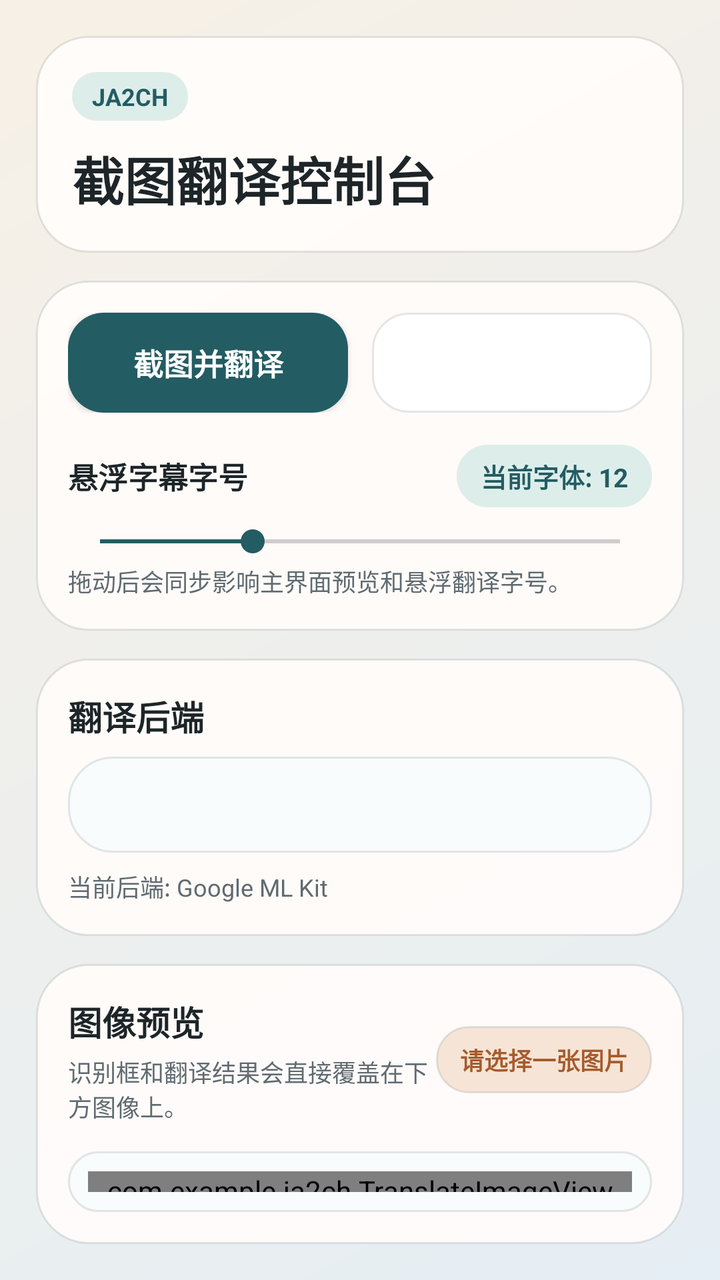
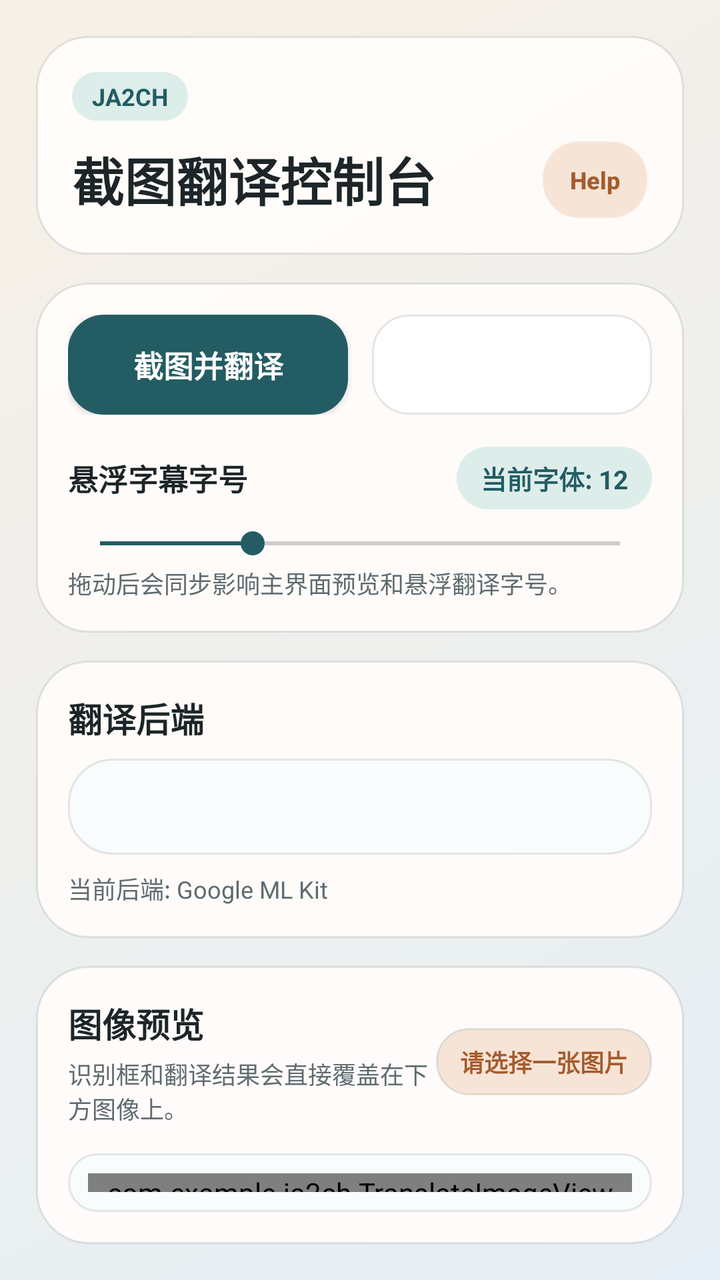

Screens rendered from an Android XML layout before and after an edit, with the pre-edit source and the edit as a unified diff.
<!-- AndroidManifest.xml: application theme Theme.JA2CH -->
<!-- res/layout/activity_main.xml -->
<?xml version="1.0" encoding="utf-8"?>
<LinearLayout xmlns:android="http://schemas.android.com/apk/res/android"
    android:id="@+id/rootLayout"
    android:layout_width="match_parent"
    android:layout_height="match_parent"
    android:background="@drawable/bg_activity_main"
    android:fitsSystemWindows="true"
    android:orientation="vertical"
    android:paddingStart="18dp"
    android:paddingTop="18dp"
    android:paddingEnd="18dp"
    android:paddingBottom="18dp">

    <LinearLayout
        android:id="@+id/topBar"
        android:layout_width="match_parent"
        android:layout_height="wrap_content"
        android:background="@drawable/bg_panel_card"
        android:elevation="2dp"
        android:orientation="vertical"
        android:padding="18dp">

        <TextView
            android:layout_width="wrap_content"
            android:layout_height="wrap_content"
            android:background="@drawable/bg_inline_chip"
            android:paddingStart="10dp"
            android:paddingTop="4dp"
            android:paddingEnd="10dp"
            android:paddingBottom="4dp"
            android:text="JA2CH"
            android:textColor="@color/brand_primary"
            android:textSize="12sp"
            android:textStyle="bold" />

        <TextView
            android:layout_width="match_parent"
            android:layout_height="wrap_content"
            android:layout_marginTop="10dp"
            android:text="截图翻译控制台"
            android:textColor="@color/ink_strong"
            android:textSize="26sp"
            android:textStyle="bold" />









    </LinearLayout>

    <LinearLayout
        android:layout_width="match_parent"
        android:layout_height="wrap_content"
        android:layout_marginTop="14dp"
        android:background="@drawable/bg_panel_card"
        android:elevation="2dp"
        android:orientation="vertical"
        android:padding="16dp">

        <LinearLayout
            android:layout_width="match_parent"
            android:layout_height="wrap_content"
            android:orientation="horizontal">

            <Button
                android:id="@+id/button"
                android:layout_width="0dp"
                android:layout_height="50dp"
                android:layout_weight="1"
                android:background="@drawable/bg_button_primary"
                android:text="截图并翻译"
                android:textAllCaps="false"
                android:textColor="@color/white"
                android:textSize="15sp"
                android:textStyle="bold" />

            <Space
                android:layout_width="12dp"
                android:layout_height="1dp" />

            <Button
                android:id="@+id/button2"
                android:layout_width="0dp"
                android:layout_height="50dp"
                android:layout_weight="1"
                android:background="@drawable/bg_button_secondary"
                android:backgroundTint="@null"
                android:text="开启悬浮窗"
                android:textAllCaps="false"
                android:textColor="@color/white"
                android:textSize="15sp"
                android:textStyle="bold" />

        </LinearLayout>

        <LinearLayout
            android:layout_width="match_parent"
            android:layout_height="wrap_content"
            android:layout_marginTop="16dp"
            android:gravity="center_vertical"
            android:orientation="horizontal">

            <TextView
                android:layout_width="0dp"
                android:layout_height="wrap_content"
                android:layout_weight="1"
                android:text="悬浮字幕字号"
                android:textColor="@color/ink_strong"
                android:textSize="15sp"
                android:textStyle="bold" />

            <TextView
                android:id="@+id/textView2"
                android:layout_width="wrap_content"
                android:layout_height="wrap_content"
                android:background="@drawable/bg_inline_chip"
                android:paddingStart="12dp"
                android:paddingTop="6dp"
                android:paddingEnd="12dp"
                android:paddingBottom="6dp"
                android:text="当前字体: 12"
                android:textColor="@color/brand_primary"
                android:textSize="13sp"
                android:textStyle="bold" />
        </LinearLayout>

        <SeekBar
            android:id="@+id/seekBar"
            android:layout_width="match_parent"
            android:layout_height="wrap_content"
            android:layout_marginTop="8dp"
            android:max="40"
            android:min="6"
            android:progress="16"
            android:progressTint="@color/brand_primary"
            android:thumbTint="@color/brand_primary" />

        <TextView
            android:layout_width="match_parent"
            android:layout_height="wrap_content"
            android:layout_marginTop="2dp"
            android:text="拖动后会同步影响主界面预览和悬浮翻译字号。"
            android:textColor="@color/ink_muted"
            android:textSize="12sp" />
    </LinearLayout>

    <LinearLayout
        android:layout_width="match_parent"
        android:layout_height="wrap_content"
        android:layout_marginTop="14dp"
        android:background="@drawable/bg_panel_card"
        android:elevation="2dp"
        android:orientation="vertical"
        android:padding="16dp">

        <TextView
            android:layout_width="match_parent"
            android:layout_height="wrap_content"
            android:text="翻译后端"
            android:textColor="@color/ink_strong"
            android:textSize="17sp"
            android:textStyle="bold" />

        <Spinner
            android:id="@+id/spinner"
            android:layout_width="match_parent"
            android:layout_height="48dp"
            android:layout_marginTop="8dp"
            android:background="@drawable/bg_preview_frame"
            android:paddingStart="12dp"
            android:paddingEnd="12dp"
            android:textColor="@color/ink_strong"
            android:popupBackground="@drawable/shape_for_custom_spinner" />

        <TextView
            android:id="@+id/textView3"
            android:layout_width="match_parent"
            android:layout_height="wrap_content"
            android:layout_marginTop="8dp"
            android:text="当前后端: Google ML Kit"
            android:textColor="@color/ink_muted"
            android:textSize="12sp" />
    </LinearLayout>

    <LinearLayout
        android:layout_width="match_parent"
        android:layout_height="0dp"
        android:layout_marginTop="14dp"
        android:layout_weight="1"
        android:background="@drawable/bg_panel_card"
        android:elevation="2dp"
        android:orientation="vertical"
        android:padding="16dp">

        <LinearLayout
            android:layout_width="match_parent"
            android:layout_height="wrap_content"
            android:gravity="center_vertical"
            android:orientation="horizontal">

            <LinearLayout
                android:layout_width="0dp"
                android:layout_height="wrap_content"
                android:layout_weight="1"
                android:orientation="vertical">

                <TextView
                    android:layout_width="wrap_content"
                    android:layout_height="wrap_content"
                    android:text="图像预览"
                    android:textColor="@color/ink_strong"
                    android:textSize="17sp"
                    android:textStyle="bold" />

                <TextView
                    android:layout_width="wrap_content"
                    android:layout_height="wrap_content"
                    android:layout_marginTop="4dp"
                    android:text="识别框和翻译结果会直接覆盖在下方图像上。"
                    android:textColor="@color/ink_muted"
                    android:textSize="12sp" />
            </LinearLayout>

            <TextView
                android:id="@+id/textView"
                android:layout_width="wrap_content"
                android:layout_height="wrap_content"
                android:background="@drawable/bg_status_badge"
                android:paddingStart="12dp"
                android:paddingTop="8dp"
                android:paddingEnd="12dp"
                android:paddingBottom="8dp"
                android:text="请选择一张图片"
                android:textColor="@color/brand_secondary"
                android:textSize="12sp"
                android:textStyle="bold" />
        </LinearLayout>

        <FrameLayout
            android:layout_width="match_parent"
            android:layout_height="0dp"
            android:layout_marginTop="14dp"
            android:layout_weight="1"
            android:background="@drawable/bg_preview_frame"
            android:padding="10dp">

            <com.example.ja2ch.TranslateImageView
                android:id="@+id/img_view"
                android:layout_width="match_parent"
                android:layout_height="match_parent" />
        </FrameLayout>
    </LinearLayout>

</LinearLayout>
<!-- resources referenced by this layout -->
<resources>
  <color name="brand_primary">#235C63</color>
  <color name="brand_secondary">#A55B2C</color>
  <color name="ink_muted">#5F6B70</color>
  <color name="ink_strong">#1D2528</color>
  <color name="white">#FFFFFFFF</color>
  <!-- drawable bg_activity_main (drawable) -->
  <?xml version="1.0" encoding="utf-8"?>
  <shape xmlns:android="http://schemas.android.com/apk/res/android"
      android:shape="rectangle">
      <gradient
          android:angle="315"
          android:endColor="@color/canvas_cool"
          android:startColor="@color/canvas_warm" />
  </shape>
  <!-- drawable bg_button_primary (drawable) -->
  <?xml version="1.0" encoding="utf-8"?>
  <shape xmlns:android="http://schemas.android.com/apk/res/android"
      android:shape="rectangle">
      <solid android:color="@color/brand_primary" />
      <corners android:radius="18dp" />
  </shape>
  <!-- drawable bg_button_secondary (drawable) -->
  <?xml version="1.0" encoding="utf-8"?>
  <shape xmlns:android="http://schemas.android.com/apk/res/android"
      android:shape="rectangle">
      <solid android:color="@color/white" />
      <corners android:radius="18dp" />
      <stroke
          android:width="1dp"
          android:color="@color/panel_stroke" />
  </shape>
  <!-- drawable bg_inline_chip (drawable) -->
  <?xml version="1.0" encoding="utf-8"?>
  <shape xmlns:android="http://schemas.android.com/apk/res/android"
      android:shape="rectangle">
      <solid android:color="@color/brand_primary_soft" />
      <corners android:radius="999dp" />
  </shape>
  <!-- drawable bg_panel_card (drawable) -->
  <?xml version="1.0" encoding="utf-8"?>
  <shape xmlns:android="http://schemas.android.com/apk/res/android"
      android:shape="rectangle">
      <solid android:color="@color/surface_panel" />
      <corners android:radius="26dp" />
      <stroke
          android:width="1dp"
          android:color="@color/panel_stroke" />
  </shape>
  <!-- drawable bg_preview_frame (drawable) -->
  <?xml version="1.0" encoding="utf-8"?>
  <shape xmlns:android="http://schemas.android.com/apk/res/android"
      android:shape="rectangle">
      <solid android:color="@color/preview_surface" />
      <corners android:radius="22dp" />
      <stroke
          android:width="1dp"
          android:color="@color/panel_stroke" />
  </shape>
  <!-- drawable bg_status_badge (drawable) -->
  <?xml version="1.0" encoding="utf-8"?>
  <shape xmlns:android="http://schemas.android.com/apk/res/android"
      android:shape="rectangle">
      <solid android:color="@color/brand_secondary_soft" />
      <corners android:radius="16dp" />
      <stroke
          android:width="1dp"
          android:color="@color/panel_stroke" />
  </shape>
  <!-- drawable shape_for_custom_spinner (drawable) -->
  <?xml version="1.0" encoding="utf-8"?>
  <shape xmlns:android="http://schemas.android.com/apk/res/android">
      
      <solid android:color="@color/white"/>
  
      
      <corners android:radius="12dp" />
  </shape>
  <style name="Theme.JA2CH" parent="Base.Theme.JA2CH" />
  <color name="canvas_cool">#FFE5EEF4</color>
  <color name="canvas_warm">#FFF7F0E6</color>
  <color name="panel_stroke">#1F264147</color>
  <color name="brand_primary_soft">#DDEDEA</color>
  <color name="surface_panel">#F7FFFCFA</color>
  <color name="preview_surface">#FFF9FCFD</color>
  <color name="brand_secondary_soft">#F6E4D7</color>
  <style name="Base.Theme.JA2CH" parent="Theme.Material3.DayNight.NoActionBar">
          <item name="colorPrimary">@color/brand_primary</item>
          <item name="colorSecondary">@color/brand_secondary</item>
          <item name="colorSurface">@color/surface_panel</item>
          <item name="android:statusBarColor">@android:color/transparent</item>
          <item name="android:navigationBarColor">@android:color/transparent</item>
      </style>
</resources>

<!-- the commit's change to res/layout/activity_main.xml (unified diff, before → after) -->
@@ -1,5 +1,6 @@
 <?xml version="1.0" encoding="utf-8"?>
 <LinearLayout xmlns:android="http://schemas.android.com/apk/res/android"
+    xmlns:app="http://schemas.android.com/apk/res-auto"
     android:id="@+id/rootLayout"
     android:layout_width="match_parent"
     android:layout_height="match_parent"
@@ -33,14 +34,38 @@
             android:textSize="12sp"
             android:textStyle="bold" />
 
-        <TextView
+        <LinearLayout
             android:layout_width="match_parent"
             android:layout_height="wrap_content"
             android:layout_marginTop="10dp"
-            android:text="截图翻译控制台"
-            android:textColor="@color/ink_strong"
-            android:textSize="26sp"
-            android:textStyle="bold" />
+            android:gravity="center_vertical"
+            android:orientation="horizontal">
+
+            <TextView
+                android:layout_width="0dp"
+                android:layout_height="wrap_content"
+                android:layout_weight="1"
+                android:text="截图翻译控制台"
+                android:textColor="@color/ink_strong"
+                android:textSize="26sp"
+                android:textStyle="bold" />
+
+            <Button
+                android:id="@+id/helpButton"
+                android:layout_width="wrap_content"
+                android:layout_height="39dp"
+                android:background="@drawable/bg_button_secondary"
+                android:backgroundTint="@color/brand_secondary_soft"
+                android:minWidth="0dp"
+                android:paddingStart="14dp"
+                android:paddingEnd="14dp"
+                app:backgroundTint="@color/brand_secondary_soft"
+                android:text="Help"
+                android:textAllCaps="false"
+                android:textColor="@color/brand_secondary"
+                android:textSize="12sp"
+                android:textStyle="bold" />
+        </LinearLayout>
 
 
 
<!-- resource entries referenced after the edit -->
@@ -2,6 +2,7 @@
 <resources>
   <color name="brand_primary">#235C63</color>
   <color name="brand_secondary">#A55B2C</color>
+  <color name="brand_secondary_soft">#F6E4D7</color>
   <color name="ink_muted">#5F6B70</color>
   <color name="ink_strong">#1D2528</color>
   <color name="white">#FFFFFFFF</color>
@@ -84,7 +85,6 @@
   <color name="brand_primary_soft">#DDEDEA</color>
   <color name="surface_panel">#F7FFFCFA</color>
   <color name="preview_surface">#FFF9FCFD</color>
-  <color name="brand_secondary_soft">#F6E4D7</color>
   <style name="Base.Theme.JA2CH" parent="Theme.Material3.DayNight.NoActionBar">
           <item name="colorPrimary">@color/brand_primary</item>
           <item name="colorSecondary">@color/brand_secondary</item>
